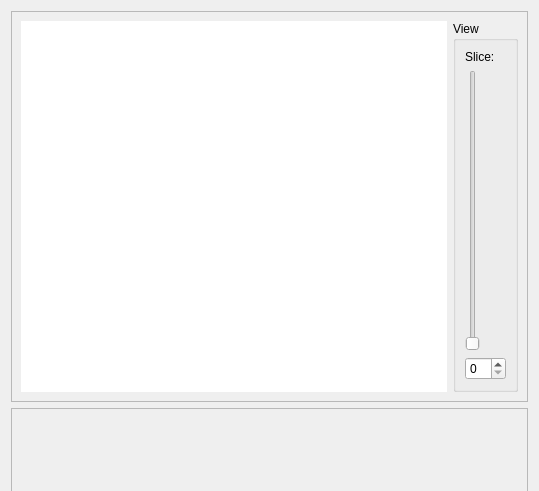
The window that source/modules/image_widget/ImageWidget.ui (josefkoller/ambient_image_processor) describes before a commit, drawn with Qt 5; both pictures show x 0 to 539 and y 0 to 491 of the 539 by 829 pixel window.
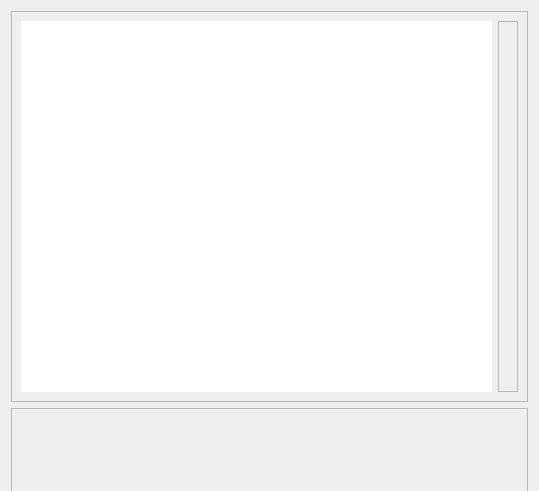
The same window after the commit.

Commit message: slice control module

Patch:
```diff
--- a/source/modules/image_widget/ImageWidget.ui
+++ b/source/modules/image_widget/ImageWidget.ui
@@ -31,7 +31,7 @@
         <x>0</x>
         <y>0</y>
         <width>519</width>
-        <height>378</height>
+        <height>389</height>
        </rect>
       </property>
       <layout class="QHBoxLayout" name="horizontalLayout_6">
@@ -79,38 +79,14 @@
         </widget>
        </item>
        <item>
-        <widget class="QGroupBox" name="slice_control">
-         <property name="sizePolicy">
-          <sizepolicy hsizetype="Maximum" vsizetype="Preferred">
-           <horstretch>0</horstretch>
-           <verstretch>0</verstretch>
-          </sizepolicy>
+        <widget class="QFrame" name="slice_control_widget_frame">
+         <property name="frameShape">
+          <enum>QFrame::StyledPanel</enum>
          </property>
-         <property name="title">
-          <string>View</string>
+         <property name="frameShadow">
+          <enum>QFrame::Raised</enum>
          </property>
-         <layout class="QVBoxLayout" name="verticalLayout_3">
-          <item>
-           <widget class="QLabel" name="label_10">
-            <property name="text">
-             <string>Slice:</string>
-            </property>
-           </widget>
-          </item>
-          <item>
-           <widget class="QSlider" name="slice_slider">
-            <property name="pageStep">
-             <number>1</number>
-            </property>
-            <property name="orientation">
-             <enum>Qt::Vertical</enum>
-            </property>
-           </widget>
-          </item>
-          <item>
-           <widget class="QSpinBox" name="slice_spinbox"/>
-          </item>
-         </layout>
+         <layout class="QVBoxLayout" name="verticalLayout_2"/>
         </widget>
        </item>
       </layout>
```
Left out of the diff: 2 changed lines with no effect on the pictures. The commit also changes 29 other files.
